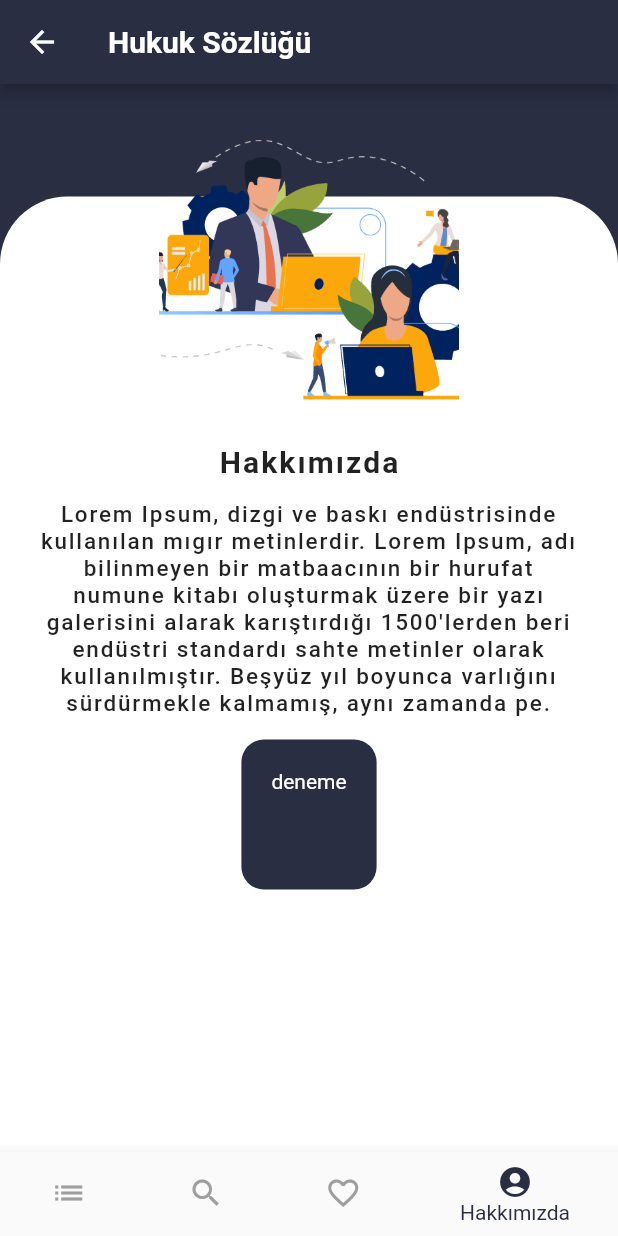
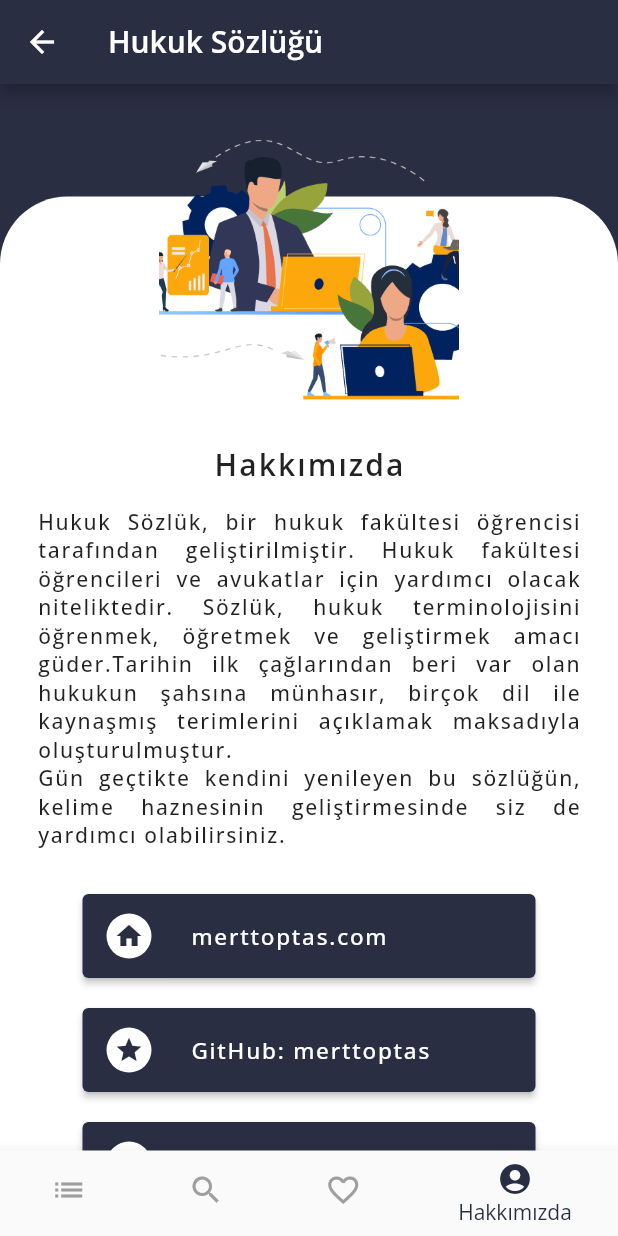
Before and after one commit to merttoptas/engtrhukuksozluk, a Flutter app: the screen it shows after launch, after a tap on "Hakkımızda", on a phone screen of 412 x 824 dp. Run offline on Flutter 3.47's test engine with Material 2 defaults, Android fonts, the light colour scheme and no system bars; our stand-ins replace animated_text_kit, cloud_firestore, firebase_analytics, flip_card, floor, flutter_staggered_animations and 3 more; missing offline and left inert: algolia; accounts and stored records are empty; generated files the repository leaves out were written again.

Commit message:
refactor code

```diff
--- a/lib/main.dart
+++ b/lib/main.dart
@@ -3,8 +3,8 @@ import 'package:engtrhukuksozluk/data/database/database.dart';
 import 'package:firebase_analytics/observer.dart';
 import 'package:flutter/material.dart';
 import 'package:engtrhukuksozluk/screens/homeScreen.dart';
-import 'package:engtrhukuksozluk/utils/const.dart';
 import 'package:firebase_analytics/firebase_analytics.dart';
+import 'package:google_fonts/google_fonts.dart';
 
 void main() async{
 
@@ -27,9 +27,14 @@ class MyApp extends StatelessWidget {
 
   @override
   Widget build(BuildContext context) {
+
     return MaterialApp(
+    //theme: isDark ? Constants.darkTheme: Constants.lightTheme,
+      theme: ThemeData(
+        fontFamily: GoogleFonts.openSans().fontFamily,
+     ),
       debugShowCheckedModeBanner: false,
-      //theme: isDark ? Constants.darkTheme: Constants.lightTheme,
+
       home:  HomeScreen(favoriteDao),
       navigatorObservers: [
         FirebaseAnalyticsObserver(analytics: analytics),
--- a/lib/screens/aboutus.dart
+++ b/lib/screens/aboutus.dart
@@ -1,6 +1,27 @@
 import 'package:flutter/material.dart';
+import 'package:flutter/rendering.dart';
+import 'package:url_launcher/url_launcher.dart';
+import 'package:engtrhukuksozluk/utils/const.dart';
+import 'package:engtrhukuksozluk/widgets/listTileCard.dart';
+import 'package:google_fonts/google_fonts.dart';
+import 'package:engtrhukuksozluk/utils/const.dart';
 
-class AboutUs extends StatelessWidget {
+class AboutUs extends StatefulWidget {
+
+  @override
+  _AboutUsState createState() => _AboutUsState();
+}
+
+class _AboutUsState extends State<AboutUs> {
+
+  _launchURL(url) async {
+    if (await canLaunch(url)) {
+      await launch(url);
+    } else {
+      throw 'Could not launch $url';
+    }
+  }
+
   @override
   Widget build(BuildContext context) {
     return Scaffold(
@@ -50,38 +71,44 @@ class AboutUs extends StatelessWidget {
                   child: Column(
                     mainAxisAlignment: MainAxisAlignment.center,
                     children: <Widget>[
-                      Text('Hakkımızda', style: TextStyle(fontSize: 20.0, fontWeight: FontWeight.w600, letterSpacing: 1.4),),
+                      Text('Hakkımızda', style: GoogleFonts.openSans(textStyle: TextStyle(fontSize: 20.0, fontWeight: FontWeight.w600, letterSpacing: 1.4)),),
                       SizedBox(height: 15.0,),
-                      Text('Lorem Ipsum, dizgi ve baskı endüstrisinde kullanılan mıgır metinlerdir. '
-                          'Lorem Ipsum, adı bilinmeyen bir matbaacının bir hurufat numune kitabı oluşturmak üzere'
-                          ' bir yazı galerisini alarak karıştırdığı 1500\'lerden beri endüstri standardı sahte metinler'
-                          ' olarak kullanılmıştır. Beşyüz yıl boyunca varlığını sürdürmekle kalmamış, aynı zamanda pe.',
-                        textAlign: TextAlign.center,
-                        style: TextStyle(
-                            fontSize: 15.0,
-                            fontWeight: FontWeight.w500,
-                            letterSpacing: 1.2),),
-                      SizedBox(height: 15.0,),
+                      Text(Constants.aboutText,
+                        textAlign: TextAlign.justify,
+                        style: GoogleFonts.openSans(textStyle: TextStyle(fontSize: 14.0,fontWeight: FontWeight.w500,letterSpacing: 1.1)),
+                      ),
                       Container(
-                        height: 100.0,
+                        margin: EdgeInsets.all(20),
                         decoration: BoxDecoration(
                           borderRadius: BorderRadius.circular(15.0),
-                          color: Color(0XFF2A2E43),
+                      ),
+                        child: Column(
+                          mainAxisAlignment: MainAxisAlignment.center,
+                          children: <Widget>[
+                            ListTileCard(text: Constants.webSiteText,
+                              icon: Icon(Icons.home, color: Color(0XFF2A2E43), size: 20.0,),
+                              onPressed: (){
+                                _launchURL(Constants.webSite);
+                              },),
+                            ListTileCard(text: Constants.githubText,
+                              icon: Icon(Icons.star, color: Color(0XFF2A2E43), size: 20.0,),
+                              onPressed: (){
+                                _launchURL(Constants.github);
+                              },),
+                            ListTileCard(text: Constants.mailText,
+                              icon: Icon(Icons.alternate_email, color:Color(0XFF2A2E43), size: 20.0,),
+                              onPressed: (){
+                                _launchURL(Constants.mail);
+                              },
+                            ),
+                      ],
                         ),
-                        child: Column(
-                          children: <Widget>[
-                            Padding(
-                              padding: EdgeInsets.all(20.0),
-                              child: Text('deneme',style: TextStyle(color: Colors.white),),
-                            )
-                          ],
-                        ),
-                      )
+                      ),
                     ],
                   ),
                 )
               ],
-            )
+            ),
           ],
         ),
       ),
--- a/lib/screens/homeScreen.dart
+++ b/lib/screens/homeScreen.dart
@@ -3,6 +3,7 @@ import 'package:engtrhukuksozluk/screens/wordsLearn.dart';
 import 'package:flutter/material.dart';
 import 'package:engtrhukuksozluk/widgets/homeContainer.dart';
 import 'package:engtrhukuksozluk/screens/wordsScreen.dart';
+import 'package:google_fonts/google_fonts.dart';
 
 class HomeScreen extends StatelessWidget {
 
@@ -19,12 +20,12 @@ class HomeScreen extends StatelessWidget {
           children: <Widget>[
             Container(
               padding: EdgeInsets.only(left: 20.0, top:50.0,right: 20.0),
-              child: Text('Hukuk Sözlüğü', style: TextStyle(fontSize: 28.0, fontWeight: FontWeight.bold),),
+              child: Text('Hukuk Sözlüğü', style: GoogleFonts.openSans(textStyle: TextStyle(fontSize: 28.0, fontWeight: FontWeight.bold)),),
             ),
             Padding(
               padding: EdgeInsets.only(left: 20.0,top: 5.0, right: 20.0),
               child: Text('İngilizce ve Türkçe olarak yüzlerce hukuk kelimesi bir arada.',
-                style: TextStyle(fontSize: 16.0, color: Colors.grey, fontWeight: FontWeight.bold),),
+                style: GoogleFonts.openSans(textStyle:TextStyle(fontSize: 19.0, color: Colors.grey, fontWeight: FontWeight.bold) ),),
             ),
             SizedBox(height: 30.0,),
             GestureDetector(
@@ -41,7 +42,7 @@ class HomeScreen extends StatelessWidget {
                       child: HomeContainerWidget(
                         startColour: Color(0XFFFF416C),
                         endColour: Color(0xFF8A52E9),
-                        titleText: 'Kelime Öğrenme     ',
+                        titleText: 'Kelime Öğrenme   ',
                         subtitleText: 'İngilizce ve Türkçe kelimelerle \nalıştırma yapın',
                         assetImage: AssetImage('images/home_learn_word.png'),
                       ),
@@ -59,7 +60,7 @@ class HomeScreen extends StatelessWidget {
                       onTap: (){
                         selectIndexId =1;
                         Navigator.push(context,
-                            MaterialPageRoute(builder: (context) => WordsScreen(selectIndexId,favoriteDao)));
+                            MaterialPageRoute(builder: (context) => WordsScreen(selectIndexId)));
                         },
                       child: HomeContainerWidget(
                         startColour: Color(0XFF376DF6),
@@ -83,12 +84,12 @@ class HomeScreen extends StatelessWidget {
                         selectIndexId = 2;
                         Navigator.push(
                             context,
-                            MaterialPageRoute(builder: (context) => WordsScreen(selectIndexId,favoriteDao)));
+                            MaterialPageRoute(builder: (context) => WordsScreen(selectIndexId)));
                       },
                       child: HomeContainerWidget(
                         startColour: Color(0XFFFFC92B),
                         endColour: Color(0XFFFF416C),
-                        titleText: 'Favorilerim           ',
+                        titleText: 'Favorilerim            ',
                         subtitleText: 'Favorilerine eklediğin  \nkelimeleri burada bulabilirsin',
                         assetImage: AssetImage('images/home_ic_biology.png'),
                       ),
@@ -106,12 +107,12 @@ class HomeScreen extends StatelessWidget {
                       onTap: (){
                         selectIndexId = 3;
                         Navigator.push(
-                            context, MaterialPageRoute(builder: (context) => WordsScreen(selectIndexId,favoriteDao)));
+                            context, MaterialPageRoute(builder: (context) => WordsScreen(selectIndexId)));
                       },
                       child: HomeContainerWidget(
                         startColour: Color(0XFF21E8AC),
                         endColour: Color(0XFF376DF6),
-                        titleText: 'Hakkımızda        ',
+                        titleText: 'Hakkımızda         ',
                         subtitleText: 'Uygulama hakkında bilgiler \nve daha fazlası',
                         assetImage: AssetImage('images/aboutus.png'),
                       ),
--- a/lib/screens/wordsLearn.dart
+++ b/lib/screens/wordsLearn.dart
@@ -43,8 +43,10 @@ class _WordsLearnState extends State<WordsLearn> {
             future: GetWordsCloud().getRandomWords(),
             builder: (context, wordsList){
               if(!wordsList.hasData){
-                return Center(
-                  child:CircularProgressIndicator(backgroundColor: Color(0XFF2A2E43),),);
+                return FlipCard(key: cardKey,
+                  back: backendFlipCard(cardKey: cardKey,text: "",),
+                  front: frontFlipCard(cardKey: cardKey,text: "",),
+                );
               }
               else{
                 var allWordsList= wordsList.data;
--- a/lib/screens/wordsScreen.dart
+++ b/lib/screens/wordsScreen.dart
@@ -7,8 +7,7 @@ import 'package:engtrhukuksozluk/screens/favoriteWords.dart';
 
 class WordsScreen extends StatefulWidget {
   final int selectIndexId;
-  WordsScreen(this.selectIndexId,this.favoriteDao);
-  final FavoriteDao favoriteDao;
+  WordsScreen(this.selectIndexId);
 
 
 
@@ -24,16 +23,15 @@ class _WordsScreenState extends State<WordsScreen> {
 
   _WordsScreenState(this.selectIndexId);
 
-  // ignore: missing_return
   Widget routerPage(int selectIndexId){
     switch(selectIndexId){
       case 0: return WordsPage();
       case 1: return SearchWords();
-      case 2: return FavoriteWords(favoriteDao);
+      case 2: return FavoriteWords();
       case 3: return AboutUs();
 
       break;
-      default :return WordsScreen(selectIndexId, favoriteDao);
+      default :return WordsScreen(selectIndexId);
     }
   }
   @override
--- a/lib/utils/const.dart
+++ b/lib/utils/const.dart
@@ -1,20 +1,36 @@
 import 'package:flutter/material.dart';
+import 'package:google_fonts/google_fonts.dart';
 class Constants{
 
   //Colors for theme
   static Color lightPrimary = Color(0xfffcfcff);
   static Color darkPrimary = Colors.black;
   static Color lightAccent = Color(0XFF2A2E43);
-  static Color darkAccent = Colors.purpleAccent[900];
+  static Color darkAccent = Color(0XFF2A2E43);
   static Color lightBG = Color(0xfffcfcff);
   static Color darkBG = Colors.black;
-  static Color timeBG = Color(0xff5563ff);
   static Color transparent = Colors.transparent;
 
   static String applicationId = "WZFSBELAA6";
   static String apiKey = '4c14584cc213e038c3cd6a24650bda91';
+  static String aboutText = 'Hukuk Sözlük, bir hukuk fakültesi öğrencisi tarafından geliştirilmiştir. '
+      'Hukuk fakültesi öğrencileri ve avukatlar için yardımcı olacak niteliktedir. '
+      'Sözlük, hukuk terminolojisini öğrenmek, öğretmek ve geliştirmek amacı güder.'
+      'Tarihin ilk çağlarından beri var olan hukukun şahsına münhasır,'
+      ' birçok dil ile kaynaşmış terimlerini açıklamak maksadıyla oluşturulmuştur.'
+      '\nGün geçtikte kendini yenileyen bu sözlüğün, kelime haznesinin geliştirmesinde siz de yardımcı olabilirsiniz. ';
+
+  static String mail = "mailto:merttoptas34@gmail.com?subject=Konu&body=Öneri%20";
+  static String webSite = 'https://merttoptas.com/';
+  static String github = 'https://github.com/merttoptas';
+  static String webSiteText = 'merttoptas.com';
+  static String githubText = 'GitHub: merttoptas';
+  static String mailText = 'merttoptas34@gmail.com';
+
+
 
   static ThemeData lightTheme = ThemeData(
+    fontFamily: GoogleFonts.openSans().fontFamily,
     backgroundColor: lightBG,
     primaryColor: lightPrimary,
     accentColor: lightAccent,
@@ -32,6 +48,7 @@ class Constants{
   );
 
   static ThemeData darkTheme = ThemeData(
+    fontFamily: GoogleFonts.openSans().fontFamily,
     brightness: Brightness.dark,
     backgroundColor: darkBG,
     primaryColor: darkPrimary,
--- a/lib/widgets/homeContainer.dart
+++ b/lib/widgets/homeContainer.dart
@@ -1,4 +1,5 @@
 import 'package:flutter/material.dart';
+import 'package:google_fonts/google_fonts.dart';
 
 // ignore: must_be_immutable
 class HomeContainerWidget extends StatelessWidget {
@@ -26,10 +27,10 @@ class HomeContainerWidget extends StatelessWidget {
             child: Column(
               children: <Widget>[
                 Text( titleText,
-                  style: TextStyle(color: Colors.white, fontSize: 30.0, fontWeight: FontWeight.w600,),),
+                  style: GoogleFonts.openSans(textStyle: TextStyle(color: Colors.white, fontSize:30.0, fontWeight: FontWeight.w600,)),),
                 SizedBox(height: 10.0),
                 Text(subtitleText,
-                  style: TextStyle(color: Colors.white, fontSize: 18.0, fontWeight: FontWeight.w600),),
+                  style: GoogleFonts.openSans(textStyle:TextStyle(color: Colors.white, fontSize: 18.0, fontWeight: FontWeight.w600) ),),
               ],
             ),
           ),
--- /dev/null
+++ b/lib/widgets/listTileCard.dart
@@ -0,0 +1,25 @@
+import 'package:flutter/material.dart';
+import 'package:google_fonts/google_fonts.dart';
+
+// ignore: must_be_immutable
+class ListTileCard extends StatelessWidget {
+  ListTileCard({this.onPressed,this.text,this.icon});
+  Function onPressed;
+  String text;
+  Icon icon;
+
+  @override
+  Widget build(BuildContext context) {
+    return  Card(
+      color: Color(0XFF2A2E43),
+      margin: EdgeInsets.all(10.0),
+      elevation: 2.0,
+      child: ListTile(
+        onTap: onPressed,
+        leading: CircleAvatar(
+          backgroundColor: Colors.white, radius:15, child:icon,),
+        title: Text(text, style: GoogleFonts.openSans(textStyle: TextStyle(fontSize: 15.0,fontWeight: FontWeight.w500,color: Colors.white,letterSpacing: 1.2)),),
+      ),
+    );
+  }
+}
```
Also changed, not shown: lib/screens/favoriteWords.dart (+17 -19 lines), pubspec.yaml (+5 -3 lines), images/empty_list.png (added), images/github.png, lib/data/database/database.g.dart (added), pubspec.lock, 1 other file.
